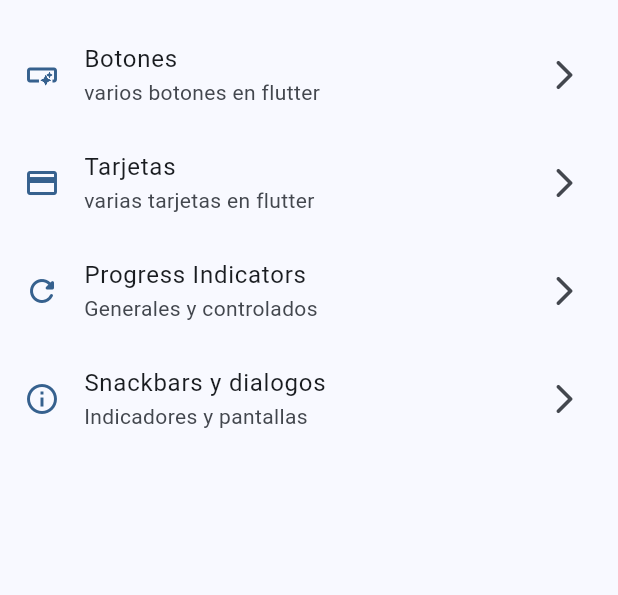
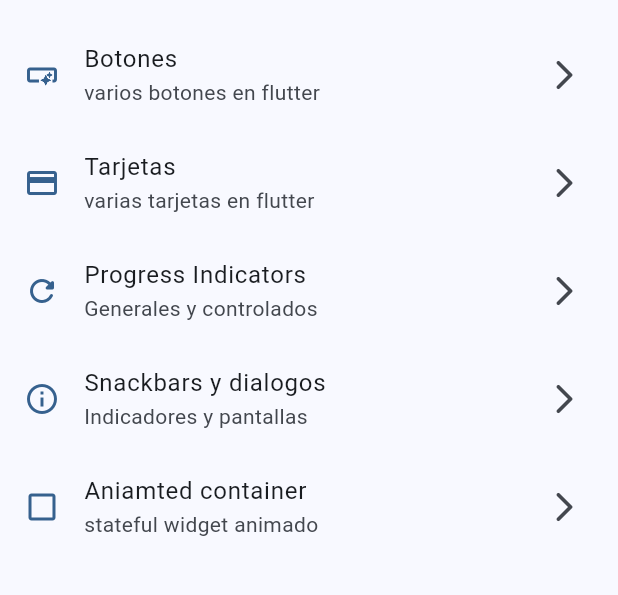
Before and after one commit to isamed92/widget-update, a Flutter app: the screen it shows after launch, on a phone screen of 412 x 824 dp, the part 63-658 px from its top. Run offline on Flutter 3.47's test engine with Material 2 defaults, Android fonts, the phone set to English and light mode, and no system bars; our stand-ins replace go_router.

Commit message:
animated container added

```diff
--- a/lib/config/menu/menu_items.dart
+++ b/lib/config/menu/menu_items.dart
@@ -34,4 +34,9 @@ const appMenuItems = <MenuItems>[
       subTitle: 'Indicadores y pantallas',
       link: '/snackbars',
       icon: Icons.info_outline),
+  MenuItems(
+      title: 'Aniamted container',
+      subTitle: 'stateful widget animado',
+      link: '/animated',
+      icon: Icons.check_box_outline_blank_outlined),
 ];
--- a/lib/config/router/app_router.dart
+++ b/lib/config/router/app_router.dart
@@ -37,6 +37,12 @@ final GoRouter appRouter = GoRouter(
             return const SnackBarScreen();
           },
         ),
+        GoRoute(
+          path: 'animated',
+          builder: (BuildContext context, GoRouterState state) {
+            return const AnimatedScreen();
+          },
+        ),
       ],
     ),
   ],
```
Also changed, not shown: lib/presentation/screens/animated/animated_screen.dart (+39 -3 lines).
